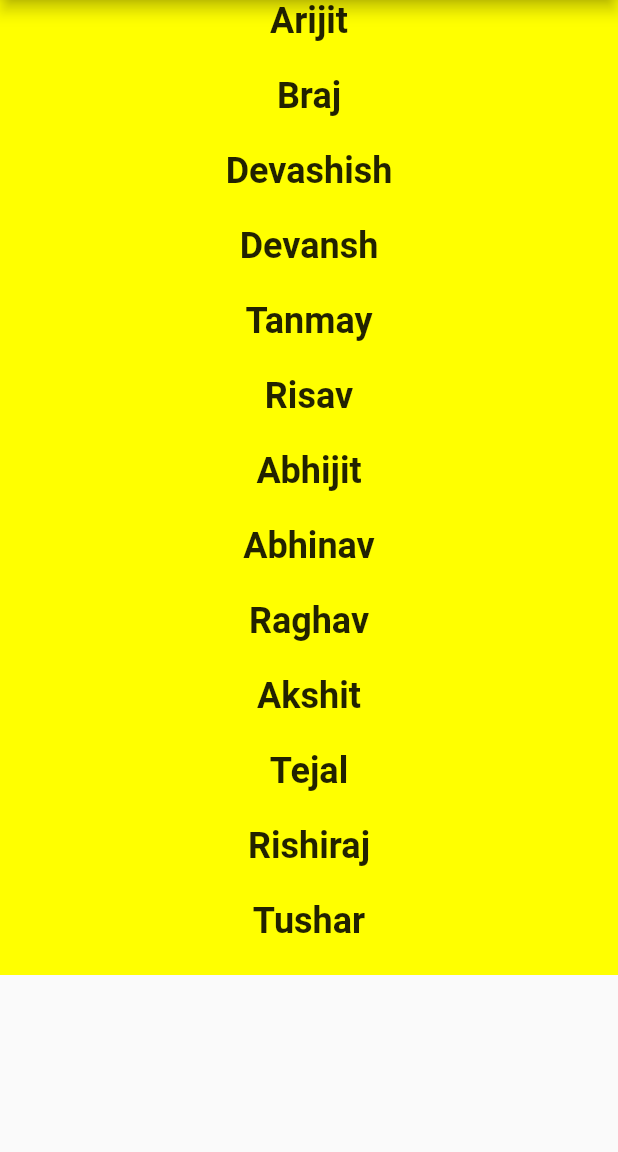
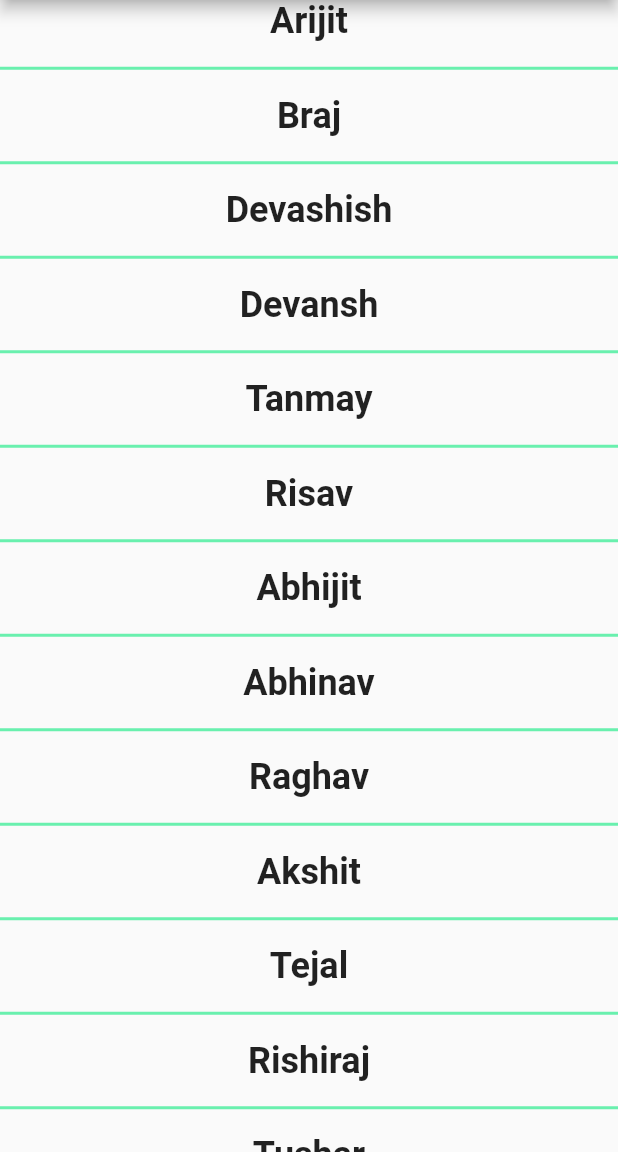
Before and after one commit to Arijit2003/Flutter-Practice, a Flutter app: the screen it shows after launch, on a phone screen of 412 x 824 dp, the part 84-1236 px from its top. Run offline on Flutter 3.47's test engine with Material 2 defaults, Android fonts, the phone set to English and light mode, and no system bars; our stand-ins replace fluttertoast; project files that could hold a hidden picture were left out.

```diff
--- a/lib/main.dart
+++ b/lib/main.dart
@@ -57,17 +57,15 @@ class _MyHomePageState extends State<MyHomePage> {
         title: Text(widget.title),
       ),
       body:
-        ListView.builder(itemBuilder: (context,index){
-            return
-            Container(
-                color: Colors.yellowAccent,
-                child:Text(arrNames[index],textAlign: TextAlign.center,style: const TextStyle(fontSize: 24,fontWeight: FontWeight.bold),)
-            );
-
+        ListView.separated(itemBuilder: (context,index){
+            return Text(arrNames[index],textAlign: TextAlign.center,style: const TextStyle(fontSize: 24,fontWeight: FontWeight.bold,),);
           },
+          //padding: const EdgeInsets.all(10),
           scrollDirection: Axis.vertical,
           itemCount: arrNames.length,
-          itemExtent: 50,
+          separatorBuilder: (context,index){
+             return const Divider(height: 35,thickness: 2,color: Colors.greenAccent,);
+          },
         )
 
 
```
